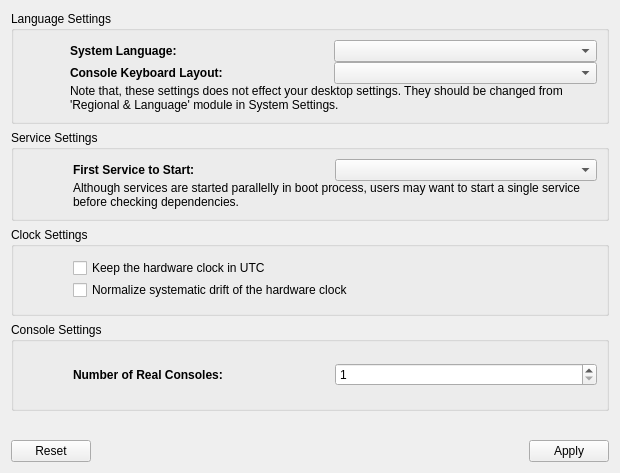
Above: kde4/system-manager/manager/ui/main.ui from pars-linux/uludag before the change. Below: the same form after it.
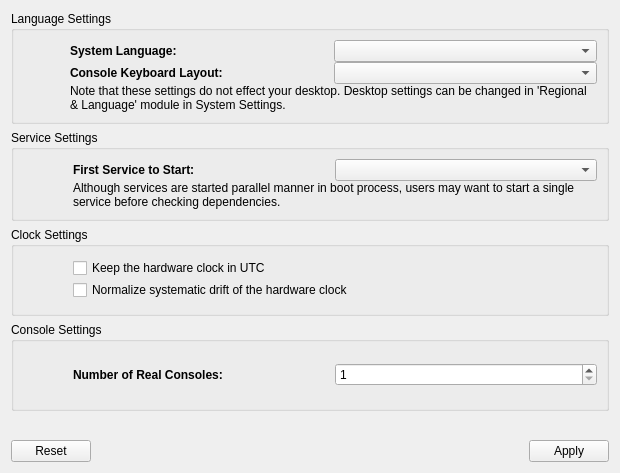
That is the form after the change.

```diff
--- a/kde4/system-manager/manager/ui/main.ui
+++ b/kde4/system-manager/manager/ui/main.ui
@@ -15,7 +15,7 @@
   </property>
   <layout class="QVBoxLayout" name="verticalLayout">
    <item>
-    <widget class="QGroupBox" name="">
+    <widget class="QGroupBox" name="groupBox">
      <property name="title">
       <string>Language Settings</string>
      </property>
@@ -110,7 +110,7 @@
         <item row="2" column="0" colspan="2">
          <widget class="QLabel" name="label_4">
           <property name="text">
-           <string>Note that, these settings does not effect your desktop settings. They should be changed from 'Regional &amp; Language' module in System Settings.</string>
+           <string>Note that these settings do not effect your desktop. Desktop settings can be changed in 'Regional &amp; Language' module in System Settings.</string>
           </property>
           <property name="wordWrap">
            <bool>true</bool>
@@ -123,7 +123,7 @@
     </widget>
    </item>
    <item>
-    <widget class="QGroupBox" name="">
+    <widget class="QGroupBox" name="groupBox">
      <property name="title">
       <string>Service Settings</string>
      </property>
@@ -196,7 +196,7 @@
         <item row="1" column="0" colspan="2">
          <widget class="QLabel" name="label_3">
           <property name="text">
-           <string>Although services are started parallelly in boot process, users may want to start a single service before checking dependencies.</string>
+           <string>Although services are started parallel manner in boot process, users may want to start a single service before checking dependencies.</string>
           </property>
           <property name="wordWrap">
            <bool>true</bool>
@@ -209,7 +209,7 @@
     </widget>
    </item>
    <item>
-    <widget class="QGroupBox" name="">
+    <widget class="QGroupBox" name="groupBox">
      <property name="title">
       <string>Clock Settings</string>
      </property>
@@ -277,7 +277,7 @@
     </widget>
    </item>
    <item>
-    <widget class="QGroupBox" name="">
+    <widget class="QGroupBox" name="groupBox">
      <property name="title">
       <string>Console Settings</string>
      </property>
```
